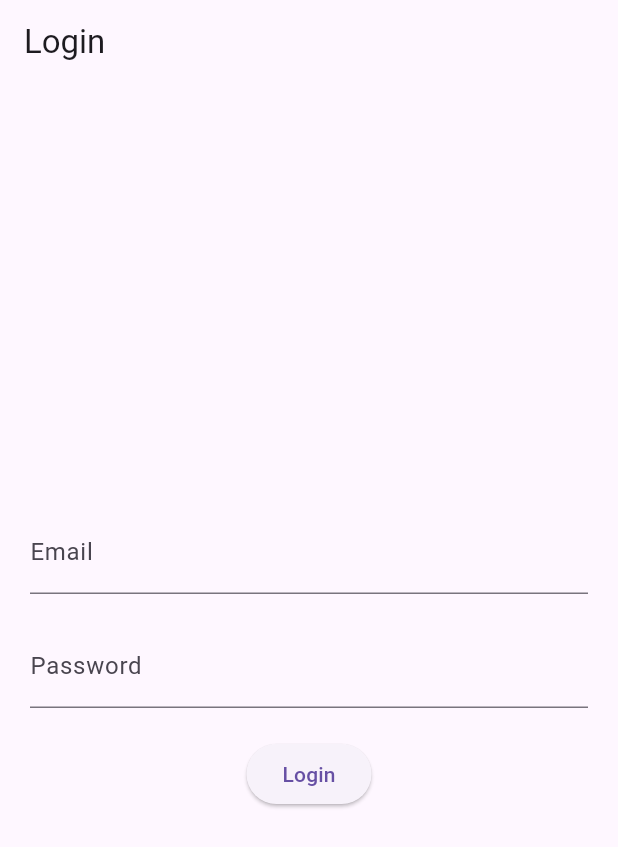
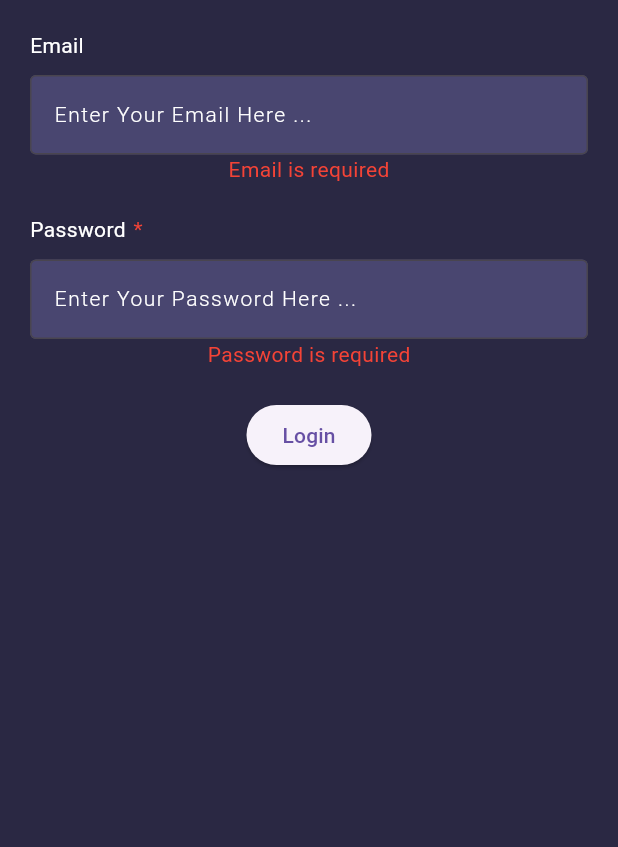
Before and after one commit to 78891RAM/stacked, a Flutter app: the screen it shows after launch, after a tap on "Login", on a phone screen of 412 x 824 dp. Shown: the top 847 px of the screen. Run offline on Flutter 3.47's test engine with Material 3 defaults, Android fonts, the phone set to English and light mode, and no system bars; our stand-ins replace stacked, stacked_services, stacked_shared.

Commit message:
Label Input with View and VIew Model (#1)
* checking

* Label Input Field Component created

```diff
--- /dev/null
+++ b/lib/ui/common/label_input/label_input_view.dart
@@ -0,0 +1,61 @@
+import 'package:flutter/material.dart';
+
+class LabelInputView extends StatelessWidget {
+  final String? label;
+  final String? hintText;
+  final Function(String) onChangeFunc;
+  final String? isEmptyErr;
+  final bool isRequired;
+
+  const LabelInputView(
+      {this.label,
+      this.hintText,
+      required this.onChangeFunc,
+      this.isEmptyErr,
+      this.isRequired = false,
+      super.key});
+
+  @override
+  Widget build(BuildContext context) {
+    return Column(
+      children: [
+        Row(
+          children: [
+            Text(
+              label!,
+              style: const TextStyle(color: Colors.white),
+            ),
+            const SizedBox(width: 5),
+            if (isRequired) const Text('*', style: TextStyle(color: Colors.red))
+          ],
+        ),
+        const SizedBox(height: 10),
+        TextField(
+          style: const TextStyle(
+              color: Colors.white,
+              fontSize: 14,
+              letterSpacing: 1,
+              fontWeight: FontWeight.w300),
+          decoration: InputDecoration(
+              border:
+                  OutlineInputBorder(borderRadius: BorderRadius.circular(4)),
+              hintText: hintText!,
+              hintStyle: const TextStyle(
+                  color: Colors.white,
+                  fontSize: 14,
+                  letterSpacing: 1,
+                  fontWeight: FontWeight.w300),
+              filled: true,
+              fillColor: const Color(0xFF494670)),
+          onChanged: (value) => onChangeFunc(value),
+        ),
+        SizedBox(
+          height: 20,
+          child: isEmptyErr != null
+              ? Text(isEmptyErr!, style: const TextStyle(color: Colors.red))
+              : const SizedBox.shrink(),
+        ),
+      ],
+    );
+  }
+}
--- /dev/null
+++ b/lib/ui/common/label_input/label_input_view_model.dart
@@ -0,0 +1,8 @@
+import 'package:stacked/stacked.dart';
+
+class LabelInputViewModel extends BaseViewModel {
+  final _emailPlaceholder = 'Enter Your Email Here ...';
+  final _passwordPlaceHolder = 'Enter Your Password Here ...';
+  String get emailPlaceHolder => _emailPlaceholder;
+  String get passwordPlaceHolder => _passwordPlaceHolder;
+}
--- a/lib/ui/views/login/login_view.dart
+++ b/lib/ui/views/login/login_view.dart
@@ -1,6 +1,8 @@
 // lib/ui/views/login_view.dart
 
 import 'package:flutter/material.dart';
+import 'package:flutter/widgets.dart';
+import 'package:my_first_app/ui/common/label_input/label_input_view.dart';
 import 'package:stacked/stacked.dart';
 
 import 'login_viewmodel.dart';
@@ -13,23 +15,23 @@ class LoginView extends StatelessWidget {
     return ViewModelBuilder<LoginViewModel>.reactive(
       viewModelBuilder: () => LoginViewModel(),
       builder: (context, model, child) => Scaffold(
-        appBar: AppBar(title: const Text('Login')),
-        body: Center(
-          child: Padding(
+        body: Padding(
             padding: const EdgeInsets.all(20.0),
             child: Column(
-              mainAxisAlignment: MainAxisAlignment.center,
               children: [
-                TextField(
-                  onChanged: model.setEmail,
-                  decoration: const InputDecoration(labelText: 'Email'),
+                LabelInputView(
+                  hintText: 'Enter Your Email Here ...',
+                  label: 'Email',
+                  onChangeFunc: model.setEmail,
+                  isEmptyErr: model.emailError,
                 ),
                 const SizedBox(height: 20),
-                TextField(
-                  // controller: ,
-                  onChanged: model.setPassword,
-                  decoration: const InputDecoration(labelText: 'Password'),
-                  obscureText: true,
+                LabelInputView(
+                  hintText: 'Enter Your Password Here ...',
+                  label: 'Password',
+                  onChangeFunc: model.setPassword,
+                  isRequired: true,
+                  isEmptyErr: model.passwordError,
                 ),
                 const SizedBox(height: 20),
                 ElevatedButton(
@@ -43,10 +45,12 @@ class LoginView extends StatelessWidget {
                   },
                   child: const Text('Login'),
                 ),
+                Text(model.email),
+                Text(model.password)
               ],
-            ),
-          ),
-        ),
+            )),
+        backgroundColor: Color(0xFF2A2843),
+        // ,
       ),
     );
   }
--- a/lib/ui/views/login/login_viewmodel.dart
+++ b/lib/ui/views/login/login_viewmodel.dart
@@ -7,23 +7,48 @@ import '../../../core/authservices.dart';
 class LoginViewModel extends BaseViewModel {
   final AuthService _authService = MockAuthService(); // Use mock service
 
+  final _emailLabel = 'Email';
+  final _passwordLabel = 'Password';
+  final _required = '*';
+
   String _email = '';
   String _password = '';
+  String? _emailErr;
+  String? _passwordErr;
 
   String get email => _email;
   String get password => _password;
+  String get emailLabel => _emailLabel;
+  String get passwordLabel => _passwordLabel;
+  String get required => _required;
+  String? get emailError => _emailErr;
+  String? get passwordError => _passwordErr;
 
   void setEmail(String value) {
     _email = value;
+    _emailErr = null;
     notifyListeners();
   }
 
   void setPassword(String value) {
     _password = value;
+    _passwordErr = null;
     notifyListeners();
   }
 
   Future<bool> login() async {
+    if (_email.isEmpty) {
+      _emailErr = 'Email is required';
+    }
+    if (_password.isEmpty) {
+      _passwordErr = 'Password is required';
+    }
+
+    if (_emailErr != null || _passwordErr != null) {
+      notifyListeners();
+      return false;
+    }
+
     setBusy(true);
     bool success = await _authService.login(_email, _password);
     setBusy(false);
--- a/pubspec.yaml
+++ b/pubspec.yaml
@@ -11,6 +11,7 @@ dependencies:
     sdk: flutter
   stacked: ^3.4.0
   stacked_services: ^1.1.0
+  velocity_x: ^4.2.1
 
 dev_dependencies:
   build_runner: ^2.4.5
```
Also changed, not shown: lib/ui/common/label_input/label_input_theme.dart (added), pubspec.lock.
